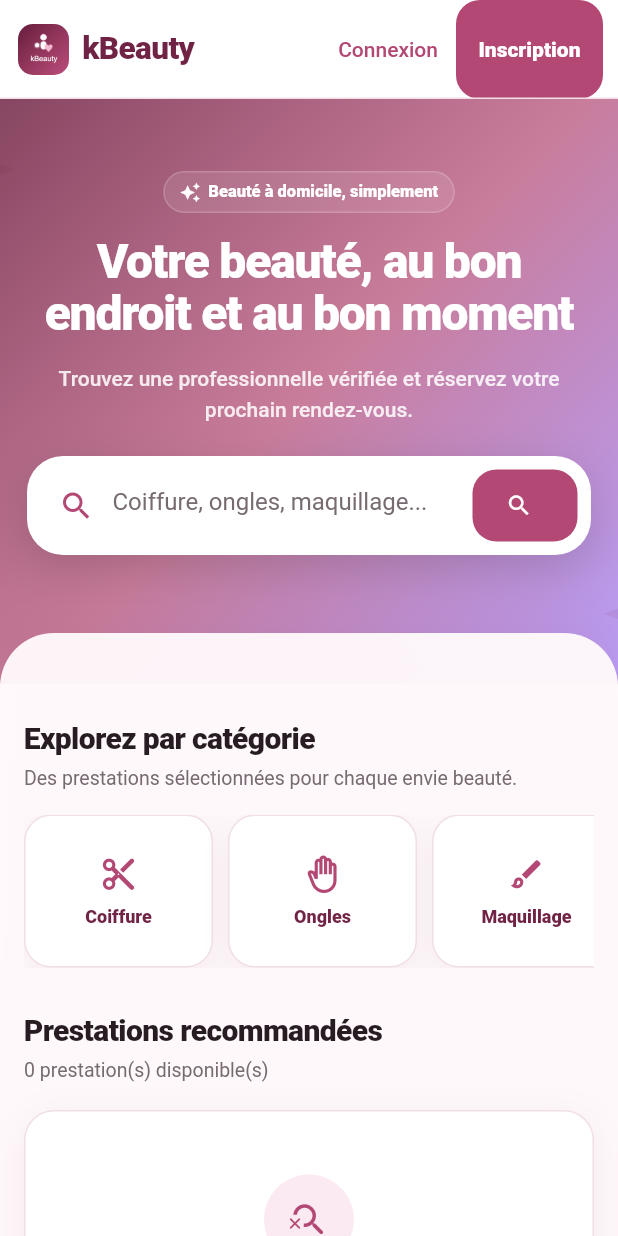
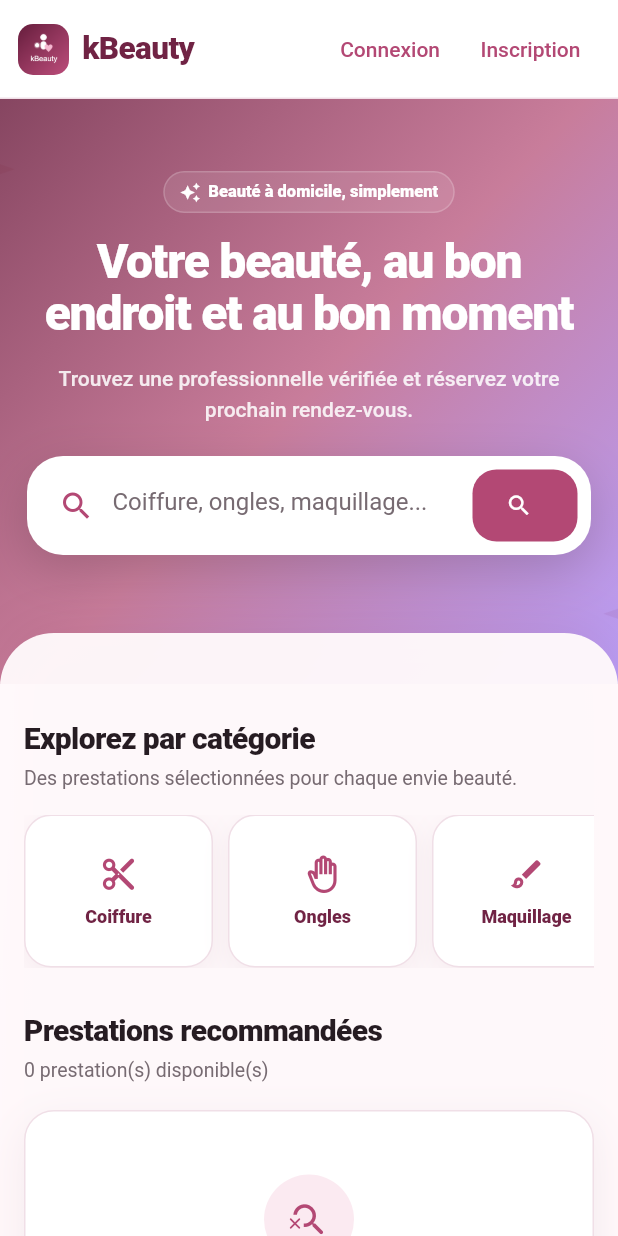
Before and after one commit to Massil-ou/kbeauty, a Flutter app: the screen it shows after launch, on a phone screen of 412 x 824 dp. Run offline on Flutter 3.47's test engine with Material 3 defaults, Android fonts, the phone set to English and light mode, and no system bars; our stand-ins replace dio, go_router, shared_preferences; accounts and stored records are empty; network calls fail.

Commit message:
Make signup header action subtle

```diff
--- a/lib/Shared/KBeautyWidgets.dart
+++ b/lib/Shared/KBeautyWidgets.dart
@@ -89,9 +89,9 @@ class KBeautyHeader extends StatelessWidget implements PreferredSizeWidget {
           child: const Text('Connexion'),
         ),
         const SizedBox(width: 4),
-        ElevatedButton(
+        TextButton(
           onPressed: () => context.go('/signup'),
-          style: ElevatedButton.styleFrom(
+          style: TextButton.styleFrom(
             padding: const EdgeInsets.symmetric(horizontal: 15, vertical: 11),
           ),
           child: const Text('Inscription'),
```
